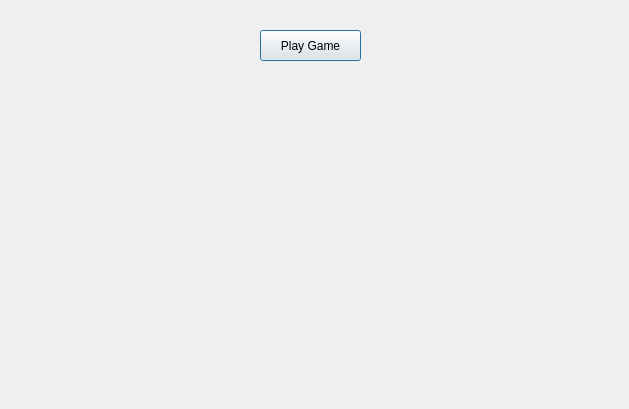
Old version of the form menuwindow.ui in the repository wDenGit/Quoridor.
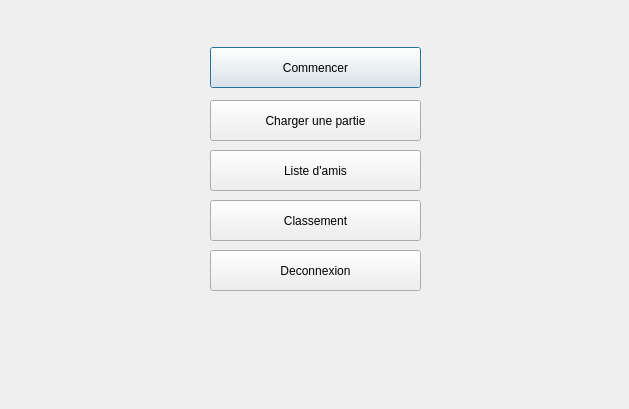
New version of the form.

What changed in the file:
```diff
--- a/menuwindow.ui
+++ b/menuwindow.ui
@@ -13,18 +13,151 @@
   <property name="windowTitle">
    <string>Dialog</string>
   </property>
-  <widget class="QPushButton" name="pushButton_play">
+  <widget class="QStackedWidget" name="menuWidget">
    <property name="geometry">
     <rect>
-     <x>260</x>
-     <y>30</y>
-     <width>101</width>
-     <height>31</height>
+     <x>0</x>
+     <y>0</y>
+     <width>629</width>
+     <height>409</height>
     </rect>
    </property>
-   <property name="text">
-    <string>Play Game</string>
-   </property>
+   <widget class="QWidget" name="main">
+    <widget class="QPushButton" name="pushButton_play">
+     <property name="geometry">
+      <rect>
+       <x>210</x>
+       <y>47</y>
+       <width>211</width>
+       <height>41</height>
+      </rect>
+     </property>
+     <property name="text">
+      <string>Commencer</string>
+     </property>
+    </widget>
+    <widget class="QPushButton" name="pushButton_play_charge">
+     <property name="geometry">
+      <rect>
+       <x>210</x>
+       <y>100</y>
+       <width>211</width>
+       <height>41</height>
+      </rect>
+     </property>
+     <property name="text">
+      <string>Charger une partie</string>
+     </property>
+    </widget>
+    <widget class="QPushButton" name="pushButton_friends">
+     <property name="geometry">
+      <rect>
+       <x>210</x>
+       <y>150</y>
+       <width>211</width>
+       <height>41</height>
+      </rect>
+     </property>
+     <property name="text">
+      <string>Liste d'amis</string>
+     </property>
+    </widget>
+    <widget class="QPushButton" name="pushButton_ranking">
+     <property name="geometry">
+      <rect>
+       <x>210</x>
+       <y>200</y>
+       <width>211</width>
+       <height>41</height>
+      </rect>
+     </property>
+     <property name="text">
+      <string>Classement</string>
+     </property>
+    </widget>
+    <widget class="QPushButton" name="pushButton_diconnect">
+     <property name="geometry">
+      <rect>
+       <x>210</x>
+       <y>250</y>
+       <width>211</width>
+       <height>41</height>
+      </rect>
+     </property>
+     <property name="text">
+      <string>Deconnexion</string>
+     </property>
+    </widget>
+   </widget>
+   <widget class="QWidget" name="play">
+    <widget class="QPushButton" name="pushButton_oneVone">
+     <property name="geometry">
+      <rect>
+       <x>210</x>
+       <y>55</y>
+       <width>211</width>
+       <height>41</height>
+      </rect>
+     </property>
+     <property name="text">
+      <string>1 VS 1</string>
+     </property>
+    </widget>
+    <widget class="QPushButton" name="pushButton_twoVtwo">
+     <property name="geometry">
+      <rect>
+       <x>210</x>
+       <y>110</y>
+       <width>211</width>
+       <height>41</height>
+      </rect>
+     </property>
+     <property name="text">
+      <string>2 VS 2</string>
+     </property>
+    </widget>
+    <widget class="QPushButton" name="pushButton_retour">
+     <property name="geometry">
+      <rect>
+       <x>210</x>
+       <y>160</y>
+       <width>211</width>
+       <height>41</height>
+      </rect>
+     </property>
+     <property name="text">
+      <string>Retour</string>
+     </property>
+    </widget>
+   </widget>
+   <widget class="QWidget" name="friends">
+    <widget class="QPushButton" name="pushButton_add">
+     <property name="geometry">
+      <rect>
+       <x>211</x>
+       <y>40</y>
+       <width>211</width>
+       <height>41</height>
+      </rect>
+     </property>
+     <property name="text">
+      <string>Ajouter un ami</string>
+     </property>
+    </widget>
+    <widget class="QPushButton" name="pushButton_friend_retour">
+     <property name="geometry">
+      <rect>
+       <x>210</x>
+       <y>250</y>
+       <width>211</width>
+       <height>41</height>
+      </rect>
+     </property>
+     <property name="text">
+      <string>Retour</string>
+     </property>
+    </widget>
+   </widget>
   </widget>
  </widget>
  <resources/>
```
